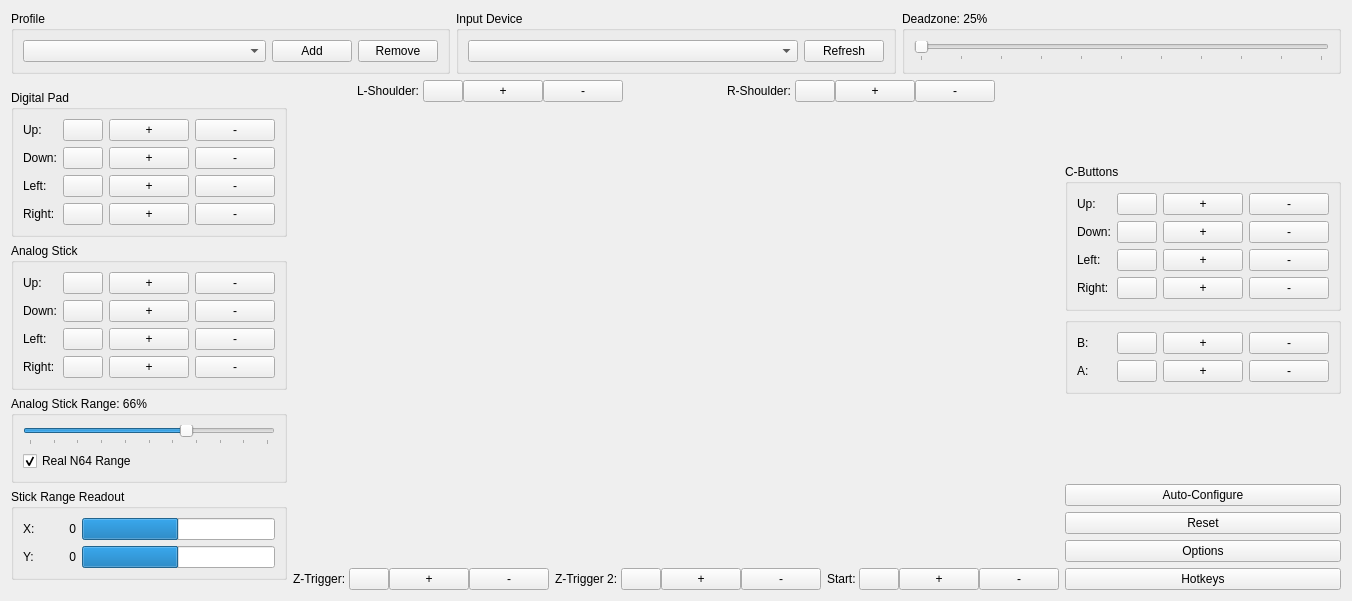
The window that Source/RMG-Input/UserInterface/Widget/ControllerWidget.ui (crossn/CMG-K) describes before a commit, drawn with Qt 5.
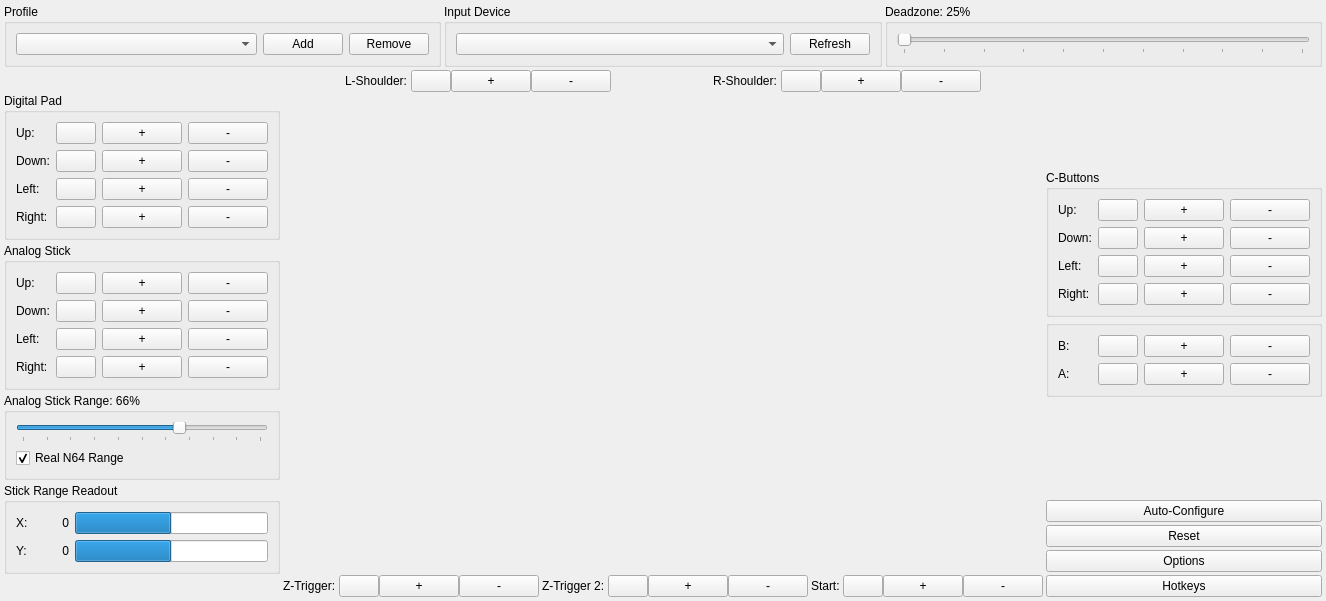
The same window after the commit. Custom widgets are drawn as their Qt base class.

Commit message:
Reduce input plugin dialog padding for laptop screens
Tighten layout margins and spacing in MainDialog.ui and
ControllerWidget.ui so the dialog fits on 1080p laptop screens
where the OK/Cancel buttons were previously cut off.

Diff of the .ui file:
```diff
--- a/Source/RMG-Input/UserInterface/Widget/ControllerWidget.ui
+++ b/Source/RMG-Input/UserInterface/Widget/ControllerWidget.ui
@@ -20,8 +20,29 @@
    <string>ControllerWidget</string>
   </property>
   <layout class="QVBoxLayout" name="mainLayout">
+   <property name="spacing">
+    <number>3</number>
+   </property>
+   <property name="leftMargin">
+    <number>4</number>
+   </property>
+   <property name="topMargin">
+    <number>4</number>
+   </property>
+   <property name="rightMargin">
+    <number>4</number>
+   </property>
+   <property name="bottomMargin">
+    <number>4</number>
+   </property>
    <item>
     <layout class="QHBoxLayout" name="horizontalLayout_4">
+     <property name="topMargin">
+      <number>0</number>
+     </property>
+     <property name="bottomMargin">
+      <number>0</number>
+     </property>
      <item>
       <widget class="QGroupBox" name="profileGroupBox">
        <property name="title">
@@ -149,6 +170,12 @@
    </item>
    <item>
     <layout class="QHBoxLayout" name="horizontalLayout_3">
+     <property name="topMargin">
+      <number>0</number>
+     </property>
+     <property name="bottomMargin">
+      <number>0</number>
+     </property>
      <item>
       <layout class="QVBoxLayout" name="verticalLayout_7">
        <item>
@@ -718,6 +745,12 @@
          <property name="spacing">
           <number>0</number>
          </property>
+         <property name="topMargin">
+          <number>0</number>
+         </property>
+         <property name="bottomMargin">
+          <number>0</number>
+         </property>
          <item>
           <spacer name="horizontalSpacer_5">
            <property name="orientation">
@@ -854,6 +887,12 @@
        </item>
        <item>
         <layout class="QHBoxLayout" name="horizontalLayout">
+         <property name="topMargin">
+          <number>0</number>
+         </property>
+         <property name="bottomMargin">
+          <number>0</number>
+         </property>
          <item>
           <spacer name="horizontalSpacer_10">
            <property name="orientation">
```
The commit also changes 1 other file.
